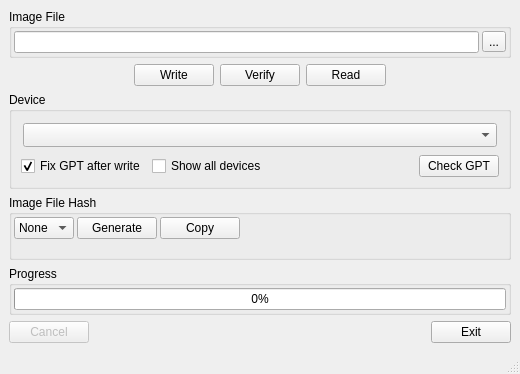
First picture: the form in src/mainwindow.ui, repository peacepenguin/win32diskimager, before the edit.
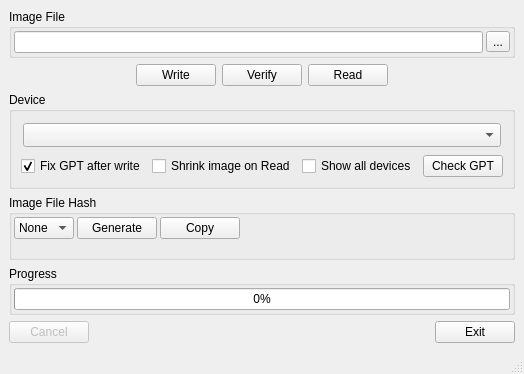
Second picture: the form after the edit. Icons and pictures are not drawn. Custom widgets are drawn as their Qt base class.

Commit message: add image optimize feature

```diff
--- a/src/mainwindow.ui
+++ b/src/mainwindow.ui
@@ -225,6 +225,21 @@
         </property>
        </widget>
       </item><item>
+       <widget class="QCheckBox" name="shrinkOnReadCheckBox">
+        <property name="sizePolicy">
+         <sizepolicy hsizetype="Fixed" vsizetype="Fixed">
+          <horstretch>0</horstretch>
+          <verstretch>0</verstretch>
+         </sizepolicy>
+        </property>
+        <property name="text">
+         <string>Shrink image on Read</string>
+        </property>
+        <property name="toolTip">
+         <string>Reads the MBR or GPT of the Device to shrink the image to match actual partitions only. Moves backup GPT to end of used space.</string>
+        </property>
+       </widget>
+      </item><item>
        <widget class="QCheckBox" name="showAllDevicesCheckBox">
         <property name="sizePolicy">
          <sizepolicy hsizetype="Fixed" vsizetype="Fixed">
```
The commit also changes 5 other files.
